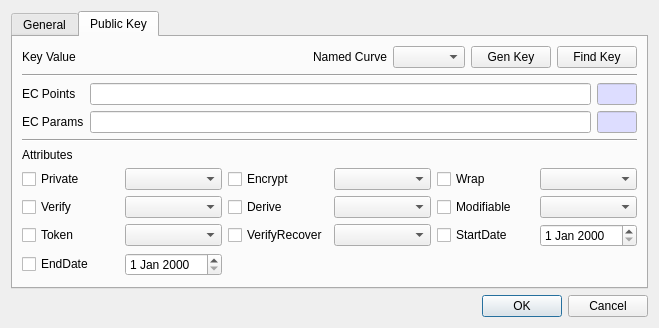
Above: CryptokiMan/create_ec_pub_key_dlg.ui from jykim74/CryptokiMan before the change. Below: the same form after it.
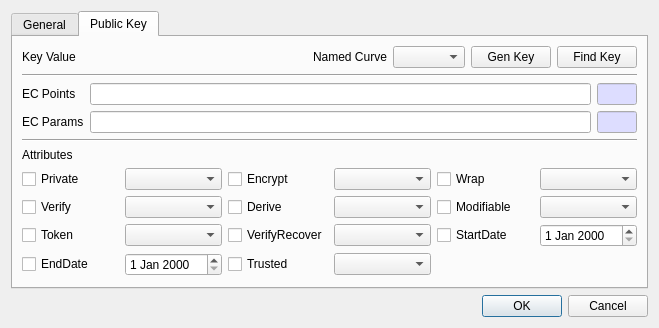
That is the form after the change. The open tabs and pages were chosen to show the change.

Commit message: CKA_TRUSTED 콤보 버튼 지원

The edit to the form file:
```diff
--- a/CryptokiMan/create_ec_pub_key_dlg.ui
+++ b/CryptokiMan/create_ec_pub_key_dlg.ui
@@ -664,6 +664,16 @@
            </property>
           </widget>
          </item>
+         <item row="3" column="2">
+          <widget class="QCheckBox" name="mTrustedCheck">
+           <property name="text">
+            <string>Trusted</string>
+           </property>
+          </widget>
+         </item>
+         <item row="3" column="3">
+          <widget class="QComboBox" name="mTrustedCombo"/>
+         </item>
         </layout>
        </item>
        <item>
```
Left out of the diff: 2 changed lines with no effect on the pictures. The commit also changes 34 other files.
